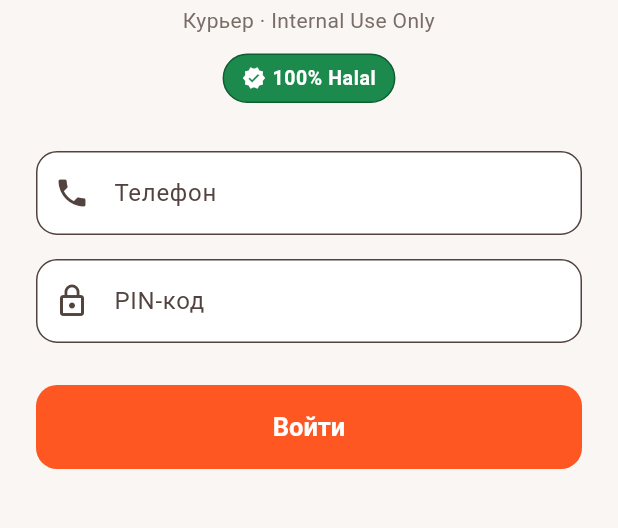
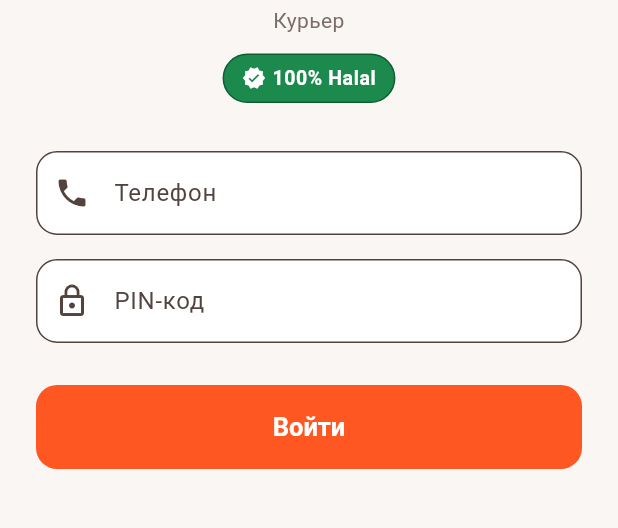
Before and after one commit to arslanMobileDev/shik-roll-platform, a Flutter app: the screen it shows after launch, on a phone screen of 412 x 824 dp, the part 404-932 px from its top. Run offline on Flutter 3.47's test engine with Material 3 defaults, Android fonts, the phone set to English and light mode, and no system bars; our stand-ins replace bloc, dio, equatable, file_picker, flutter_bloc, flutter_secure_storage and 5 more; missing offline and left inert: desktop_drop.

Commit message:
chore(courier): remove 'Internal Use Only' markers (Apple 4.2.6 prep)
Removes the phrase from:
- pubspec.yaml description
- README.md title
- UI text on login screen (visible to App Store reviewer)
- internal comments in app.dart and shik_colors.dart

Direct trigger for Apple Guideline 4.2.6 (app appears as single-company
internal tool). SHIK ROLL branding remains — will be replaced in Этап 1
after new platform name is finalized.

```diff
--- a/apps/courier_mobile/lib/app.dart
+++ b/apps/courier_mobile/lib/app.dart
@@ -13,7 +13,7 @@ import 'features/location/data/courier_location_repository.dart';
 import 'features/location/data/courier_location_source.dart';
 import 'features/orders/view/courier_orders_screen.dart';
 
-/// Root widget of the SHIK ROLL Courier App (Internal Use Only).
+/// Root widget of the Courier Platform mobile app.
 ///
 /// Composition root: the authenticated cubit owns restore/login/logout; the
 /// optional [authInterceptor] (remote mode) forwards a 401 to
--- a/apps/courier_mobile/lib/core/theme/shik_colors.dart
+++ b/apps/courier_mobile/lib/core/theme/shik_colors.dart
@@ -1,6 +1,6 @@
 import 'package:flutter/material.dart';
 
-/// SHIK ROLL design tokens — Courier App (Internal Use Only).
+/// Design tokens for the Courier Platform mobile app.
 abstract final class ShikColors {
   /// Terracotta brand accent.
   static const Color terracotta = Color(0xFFFF5722);
--- a/apps/courier_mobile/lib/features/auth/view/courier_login_screen.dart
+++ b/apps/courier_mobile/lib/features/auth/view/courier_login_screen.dart
@@ -70,7 +70,7 @@ class _CourierLoginScreenState extends State<CourierLoginScreen> {
                       ),
                       const SizedBox(height: 4),
                       Text(
-                        'Курьер · Internal Use Only',
+                        'Курьер',
                         textAlign: TextAlign.center,
                         style: theme.textTheme.bodyMedium,
                       ),
--- a/apps/courier_mobile/pubspec.yaml
+++ b/apps/courier_mobile/pubspec.yaml
@@ -1,5 +1,5 @@
 name: courier_mobile
-description: "SHIK Platform Courier App — Internal Use Only. Delivery lifecycle for SHIK ROLL orders."
+description: "Courier Platform — delivery lifecycle management for restaurant chains and courier teams."
 publish_to: 'none'
 version: 0.1.0+1
 
```
Also changed, not shown: 1 other file.
